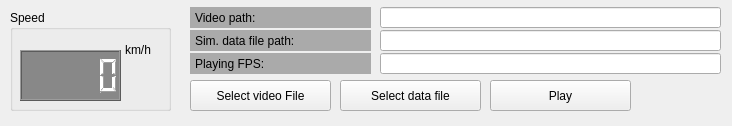
Above: src/simulation/simulation.ui from vietanhdev/open-adas before the change. Below: the same form after it.
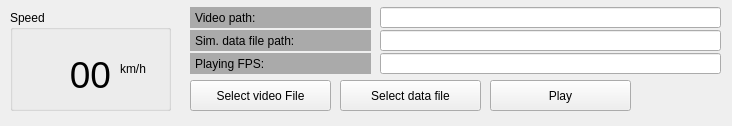
That is the form after the change.

Commit message: Complete simulation

Patch:
```diff
--- a/src/simulation/simulation.ui
+++ b/src/simulation/simulation.ui
@@ -120,25 +120,11 @@
    <property name="title">
     <string>Speed</string>
    </property>
-   <widget class="QLCDNumber" name="speedMeter">
-    <property name="geometry">
-     <rect>
-      <x>10</x>
-      <y>40</y>
-      <width>101</width>
-      <height>51</height>
-     </rect>
-    </property>
-    <property name="styleSheet">
-     <string notr="true">color: white;
-background: #888;</string>
-    </property>
-   </widget>
    <widget class="QLabel" name="label_2">
     <property name="geometry">
      <rect>
-      <x>115</x>
-      <y>31</y>
+      <x>110</x>
+      <y>50</y>
       <width>40</width>
       <height>17</height>
      </rect>
@@ -147,6 +133,30 @@
      <string>km/h</string>
     </property>
    </widget>
+   <widget class="QLabel" name="speedLabel">
+    <property name="geometry">
+     <rect>
+      <x>20</x>
+      <y>40</y>
+      <width>81</width>
+      <height>50</height>
+     </rect>
+    </property>
+    <property name="font">
+     <font>
+      <pointsize>28</pointsize>
+     </font>
+    </property>
+    <property name="layoutDirection">
+     <enum>Qt::RightToLeft</enum>
+    </property>
+    <property name="text">
+     <string>00</string>
+    </property>
+    <property name="alignment">
+     <set>Qt::AlignRight|Qt::AlignTrailing|Qt::AlignVCenter</set>
+    </property>
+   </widget>
   </widget>
   <widget class="QLabel" name="label_4">
    <property name="geometry">
```
The commit also changes 9 other files.
